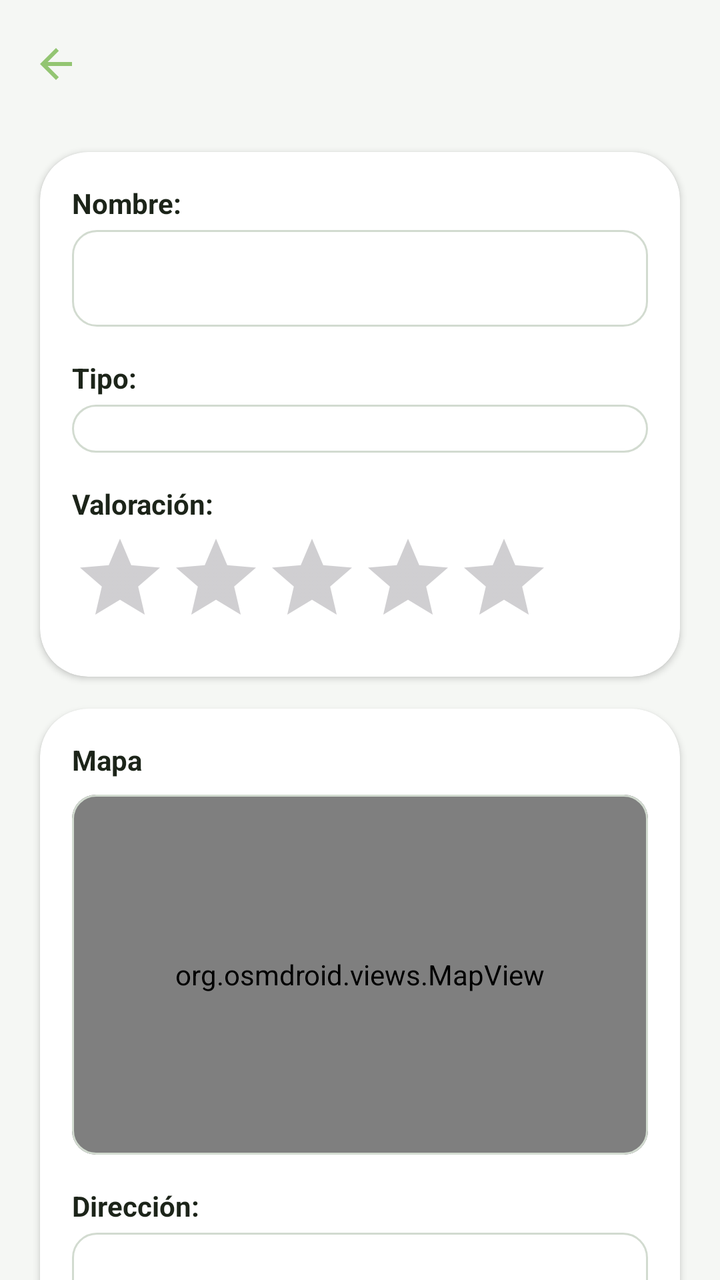
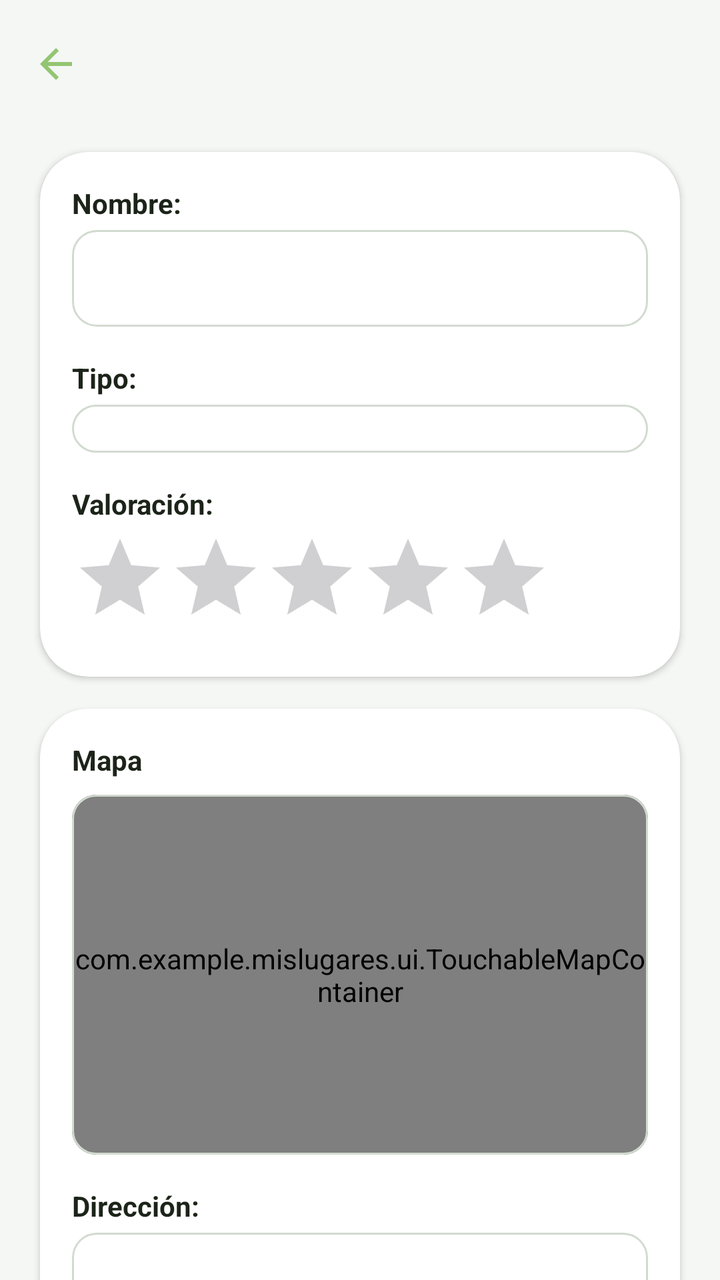

Before-and-after screenshots of an Android layout around one commit, followed by the original layout XML and the change that was made.
<!-- AndroidManifest.xml: application theme Theme.MisLugares -->
<!-- res/layout/activity_edicion_lugar.xml -->
<?xml version="1.0" encoding="utf-8"?>
<androidx.coordinatorlayout.widget.CoordinatorLayout xmlns:android="http://schemas.android.com/apk/res/android"
    xmlns:app="http://schemas.android.com/apk/res-auto"
    android:layout_width="match_parent"
    android:layout_height="match_parent"
    android:background="@color/background"
    android:fitsSystemWindows="true">

    <com.google.android.material.appbar.AppBarLayout
        android:id="@+id/appBarLayout"
        android:layout_width="match_parent"
        android:layout_height="wrap_content"
        android:background="@android:color/transparent"
        android:fitsSystemWindows="true"
        app:elevation="0dp">

        <androidx.appcompat.widget.Toolbar
            android:id="@+id/toolbar"
            android:layout_width="match_parent"
            android:layout_height="?attr/actionBarSize"
            app:navigationIcon="@drawable/ic_arrow_back"
            app:navigationIconTint="@color/text_primary"
            app:theme="@style/Theme.MisLugares.AppBarOverlay">

            <TextView
                android:id="@+id/toolbar_title"
                android:layout_width="wrap_content"
                android:layout_height="wrap_content"
                android:fontFamily="sans-serif-medium"
                android:textColor="@color/text_primary"
                android:textSize="20sp"
                android:textStyle="bold" />
        </androidx.appcompat.widget.Toolbar>
    </com.google.android.material.appbar.AppBarLayout>

    <androidx.core.widget.NestedScrollView
        android:layout_width="match_parent"
        android:layout_height="match_parent"
        android:clipToPadding="false"
        android:clipChildren="false"
        app:layout_behavior="@string/appbar_scrolling_view_behavior">

        <LinearLayout
            android:layout_width="match_parent"
            android:layout_height="wrap_content"
            android:orientation="vertical"
            android:clipToPadding="false"
            android:clipChildren="false"
            android:paddingHorizontal="20dp"
            android:paddingTop="12dp"
            android:paddingBottom="32dp">

            
            <com.google.android.material.card.MaterialCardView
                style="@style/Widget.MisLugares.CardView"
                android:layout_width="match_parent"
                android:layout_height="wrap_content"
                android:layout_marginBottom="16dp">
                
                <LinearLayout
                    android:layout_width="match_parent"
                    android:layout_height="wrap_content"
                    android:orientation="vertical"
                    android:padding="16dp">

                    <TextView
                        android:layout_width="wrap_content"
                        android:layout_height="wrap_content"
                        android:text="@string/label_name"
                        android:textColor="@color/text_primary"
                        android:textSize="14sp"
                        android:textStyle="bold" />
                    <com.google.android.material.textfield.TextInputEditText
                        android:id="@+id/nombre"
                        android:layout_width="match_parent"
                        android:layout_height="wrap_content"
                        android:layout_marginTop="4dp"
                        android:layout_marginBottom="16dp"
                        android:background="@drawable/input_background"
                        android:inputType="textCapSentences"
                        android:padding="12dp"
                        android:textColor="@color/text_primary" />

                    <TextView
                        android:layout_width="wrap_content"
                        android:layout_height="wrap_content"
                        android:text="@string/label_type"
                        android:textColor="@color/text_primary"
                        android:textSize="14sp"
                        android:textStyle="bold" />
                    <Spinner
                        android:id="@+id/tipo"
                        android:layout_width="match_parent"
                        android:layout_height="wrap_content"
                        android:layout_marginTop="4dp"
                        android:layout_marginBottom="16dp"
                        android:background="@drawable/input_background"
                        android:padding="12dp" />

                    <TextView
                        android:layout_width="wrap_content"
                        android:layout_height="wrap_content"
                        android:text="@string/label_rating"
                        android:textColor="@color/text_primary"
                        android:textSize="14sp"
                        android:textStyle="bold" />
                    <RatingBar
                        android:id="@+id/ratingBar"
                        android:layout_width="wrap_content"
                        android:layout_height="wrap_content"
                        android:layout_marginTop="4dp"
                        android:numStars="5"
                        android:progressTint="@color/rating_star"
                        android:rating="0"
                        android:stepSize="0.5" />
                </LinearLayout>
            </com.google.android.material.card.MaterialCardView>

            
            <com.google.android.material.card.MaterialCardView
                style="@style/Widget.MisLugares.CardView"
                android:layout_width="match_parent"
                android:layout_height="wrap_content"
                android:layout_marginBottom="16dp">
                
                <LinearLayout
                    android:layout_width="match_parent"
                    android:layout_height="wrap_content"
                    android:orientation="vertical"
                    android:padding="16dp">

                    <TextView
                        android:layout_width="wrap_content"
                        android:layout_height="wrap_content"
                        android:text="Mapa"
                        android:textColor="@color/text_primary"
                        android:textSize="14sp"
                        android:textStyle="bold"
                        android:layout_marginBottom="8dp" />

                    <com.google.android.material.card.MaterialCardView
                        android:layout_width="match_parent"
                        android:layout_height="180dp"
                        app:cardCornerRadius="12dp"
                        app:cardElevation="0dp"
                        app:strokeWidth="1dp"
                        app:strokeColor="@color/outline"
                        android:layout_marginBottom="16dp">
                        
                        <org.osmdroid.views.MapView
                            android:id="@+id/mapPreview"
                            android:layout_width="match_parent"
                            android:layout_height="match_parent" />
                    </com.google.android.material.card.MaterialCardView>

                    <TextView
                        android:layout_width="wrap_content"
                        android:layout_height="wrap_content"
                        android:text="@string/label_address"
                        android:textColor="@color/text_primary"
                        android:textSize="14sp"
                        android:textStyle="bold" />
                    <AutoCompleteTextView
                        android:id="@+id/direccion"
                        android:layout_width="match_parent"
                        android:layout_height="wrap_content"
                        android:layout_marginTop="4dp"
                        android:background="@drawable/input_background"
                        android:completionThreshold="3"
                        android:inputType="textPostalAddress"
                        android:padding="12dp"
                        android:textColor="@color/text_primary" />
                </LinearLayout>
            </com.google.android.material.card.MaterialCardView>

            
            <com.google.android.material.card.MaterialCardView
                style="@style/Widget.MisLugares.CardView"
                android:layout_width="match_parent"
                android:layout_height="wrap_content"
                android:layout_marginBottom="24dp">
                
                <LinearLayout
                    android:layout_width="match_parent"
                    android:layout_height="wrap_content"
                    android:orientation="vertical"
                    android:padding="16dp">

                    <TextView
                        android:layout_width="wrap_content"
                        android:layout_height="wrap_content"
                        android:text="@string/label_phone"
                        android:textColor="@color/text_primary"
                        android:textSize="14sp"
                        android:textStyle="bold" />
                    <com.google.android.material.textfield.TextInputEditText
                        android:id="@+id/telefono"
                        android:layout_width="match_parent"
                        android:layout_height="wrap_content"
                        android:layout_marginTop="4dp"
                        android:layout_marginBottom="16dp"
                        android:background="@drawable/input_background"
                        android:inputType="phone"
                        android:padding="12dp"
                        android:textColor="@color/text_primary" />

                    <TextView
                        android:layout_width="wrap_content"
                        android:layout_height="wrap_content"
                        android:text="@string/label_url"
                        android:textColor="@color/text_primary"
                        android:textSize="14sp"
                        android:textStyle="bold" />
                    <com.google.android.material.textfield.TextInputEditText
                        android:id="@+id/url"
                        android:layout_width="match_parent"
                        android:layout_height="wrap_content"
                        android:layout_marginTop="4dp"
                        android:layout_marginBottom="16dp"
                        android:background="@drawable/input_background"
                        android:inputType="textUri"
                        android:padding="12dp"
                        android:textColor="@color/text_primary" />

                    <TextView
                        android:layout_width="wrap_content"
                        android:layout_height="wrap_content"
                        android:text="@string/label_comments"
                        android:textColor="@color/text_primary"
                        android:textSize="14sp"
                        android:textStyle="bold" />
                    <com.google.android.material.textfield.TextInputEditText
                        android:id="@+id/comentario"
                        android:layout_width="match_parent"
                        android:layout_height="wrap_content"
                        android:layout_marginTop="4dp"
                        android:background="@drawable/input_background"
                        android:gravity="top"
                        android:inputType="textMultiLine"
                        android:lines="4"
                        android:padding="12dp"
                        android:textColor="@color/text_primary" />
                </LinearLayout>
            </com.google.android.material.card.MaterialCardView>

            
            <com.google.android.material.button.MaterialButton
                android:id="@+id/btnGuardar"
                style="@style/Widget.MisLugares.Button"
                android:layout_width="match_parent"
                android:layout_height="wrap_content"
                android:padding="16dp"
                android:text="@string/save_changes"
                android:textSize="16sp"
                android:textStyle="bold" />

            <com.google.android.material.button.MaterialButton
                android:id="@+id/btnVerCamino"
                style="@style/Widget.MisLugares.Button"
                android:layout_width="match_parent"
                android:layout_height="wrap_content"
                android:layout_marginTop="12dp"
                android:padding="16dp"
                android:text="@string/view_path"
                android:textSize="16sp"
                android:textStyle="bold" />

            <com.google.android.material.button.MaterialButton
                android:id="@+id/btnCompartirLugar"
                style="@style/Widget.MisLugares.Button"
                android:layout_width="match_parent"
                android:layout_height="wrap_content"
                android:layout_marginTop="12dp"
                android:padding="16dp"
                android:text="@string/share_place"
                android:textSize="16sp"
                android:textStyle="bold" />

            <com.google.android.material.button.MaterialButton
                android:id="@+id/btnCopiarEnlace"
                style="@style/Widget.MisLugares.Button"
                android:layout_width="match_parent"
                android:layout_height="wrap_content"
                android:layout_marginTop="12dp"
                android:padding="16dp"
                android:text="@string/copy_link"
                android:textSize="16sp"
                android:textStyle="bold" />

        </LinearLayout>
    </androidx.core.widget.NestedScrollView>

</androidx.coordinatorlayout.widget.CoordinatorLayout>
<!-- resources referenced by this layout -->
<resources>
  <color name="background">#F5F7F4</color>
  <color name="outline">#D2DBD0</color>
  <color name="rating_star">#D99D21</color>
  <color name="text_primary">#1C2419</color>
  <!-- drawable ic_arrow_back (drawable) -->
  <vector xmlns:android="http://schemas.android.com/apk/res/android"
      android:width="24dp"
      android:height="24dp"
      android:viewportWidth="24"
      android:viewportHeight="24">
      <path
          android:fillColor="@color/primary"
          android:pathData="M20,11H7.83l5.59,-5.59L12,4l-8,8 8,8 1.41,-1.41L7.83,13H20v-2z"/>
  </vector>
  <!-- drawable input_background (drawable) -->
  <?xml version="1.0" encoding="utf-8"?>
  <shape xmlns:android="http://schemas.android.com/apk/res/android"
      android:shape="rectangle">
      <solid android:color="@color/card_background" />
      <corners android:radius="12dp" />
      <stroke
          android:width="1dp"
          android:color="@color/outline" />
  </shape>
  <string name="copy_link">Copiar enlace</string>
  <string name="label_address">Dirección:</string>
  <string name="label_comments">Notas/Comentarios:</string>
  <string name="label_name">Nombre:</string>
  <string name="label_phone">Teléfono:</string>
  <string name="label_rating">Valoración:</string>
  <string name="label_type">Tipo:</string>
  <string name="label_url">URL (Web):</string>
  <string name="save_changes">GUARDAR CAMBIOS</string>
  <string name="share_place">Compartir lugar</string>
  <string name="view_path">CÓMO LLEGAR (Google Maps)</string>
  <style name="Theme.MisLugares.AppBarOverlay" parent="ThemeOverlay.AppCompat.Light">
          <item name="colorControlNormal">@color/primary</item>
      </style>
  <style name="Widget.MisLugares.Button" parent="Widget.Material3.Button">
          <item name="backgroundTint">@color/primary</item>
          <item name="android:textColor">@color/on_primary</item>
          <item name="shapeAppearanceOverlay">@style/ShapeAppearance.MisLugares.Button</item>
      </style>
  <style name="Widget.MisLugares.CardView" parent="Widget.Material3.CardView.Elevated">
          <item name="cardBackgroundColor">@color/card_background</item>
          <item name="cardCornerRadius">24dp</item>
          <item name="cardElevation">2dp</item>
          
      </style>
  <style name="Theme.MisLugares" parent="Theme.Material3.DayNight.NoActionBar">
          
          <item name="colorPrimary">@color/primary</item>
          <item name="colorPrimaryVariant">@color/primary</item>
          <item name="colorOnPrimary">@color/on_primary</item>
          
          <item name="colorSecondary">@color/secondary</item>
          <item name="colorSecondaryVariant">@color/secondary</item>
          <item name="colorOnSecondary">@color/on_primary</item>
  
          <item name="android:windowBackground">@color/background</item>
  
          
          <item name="android:statusBarColor">@color/background</item>
          <item name="android:windowLightStatusBar">true</item>
      </style>
  <color name="primary">#93C572</color>
  <color name="card_background">#FFFFFF</color>
  <color name="on_primary">#1A2D13</color>
  <style name="ShapeAppearance.MisLugares.Button" parent="">
          <item name="cornerFamily">rounded</item>
          <item name="cornerSize">24dp</item>
      </style>
  <color name="secondary">#7BA85F</color>
</resources>

<!-- the commit's change to res/layout/activity_edicion_lugar.xml (unified diff, before → after) -->
@@ -147,10 +147,29 @@
                         app:strokeColor="@color/outline"
                         android:layout_marginBottom="16dp">
                         
-                        <org.osmdroid.views.MapView
-                            android:id="@+id/mapPreview"
+                        <com.example.mislugares.ui.TouchableMapContainer
                             android:layout_width="match_parent"
-                            android:layout_height="match_parent" />
+                            android:layout_height="match_parent">
+
+                            <org.maplibre.android.maps.MapView
+                                android:id="@+id/mapPreview"
+                                android:layout_width="match_parent"
+                                android:layout_height="match_parent"
+                                app:maplibre_renderTextureMode="true" />
+
+                            <TextView
+                                android:layout_width="wrap_content"
+                                android:layout_height="wrap_content"
+                                android:layout_gravity="top|start"
+                                android:layout_margin="8dp"
+                                android:background="@drawable/bg_map_pill"
+                                android:elevation="2dp"
+                                android:paddingHorizontal="10dp"
+                                android:paddingVertical="4dp"
+                                android:text="@string/tap_map_to_move_pin"
+                                android:textColor="@color/text_secondary"
+                                android:textSize="11sp" />
+                        </com.example.mislugares.ui.TouchableMapContainer>
                     </com.google.android.material.card.MaterialCardView>
 
                     <TextView
<!-- resource entries referenced after the edit -->
@@ -4,6 +4,17 @@
   <color name="outline">#D2DBD0</color>
   <color name="rating_star">#D99D21</color>
   <color name="text_primary">#1C2419</color>
+  <color name="text_secondary">#596654</color>
+  <!-- drawable bg_map_pill (drawable) -->
+  <?xml version="1.0" encoding="utf-8"?>
+  <shape xmlns:android="http://schemas.android.com/apk/res/android"
+      android:shape="rectangle">
+      <solid android:color="#EEFFFFFF" />
+      <stroke
+          android:width="1dp"
+          android:color="@color/outline" />
+      <corners android:radius="20dp" />
+  </shape>
   <!-- drawable ic_arrow_back (drawable) -->
   <vector xmlns:android="http://schemas.android.com/apk/res/android"
       android:width="24dp"
@@ -34,6 +45,7 @@
   <string name="label_url">URL (Web):</string>
   <string name="save_changes">GUARDAR CAMBIOS</string>
   <string name="share_place">Compartir lugar</string>
+  <string name="tap_map_to_move_pin">Toca el mapa para ajustar el pin</string>
   <string name="view_path">CÓMO LLEGAR (Google Maps)</string>
   <style name="Theme.MisLugares.AppBarOverlay" parent="ThemeOverlay.AppCompat.Light">
           <item name="colorControlNormal">@color/primary</item>
